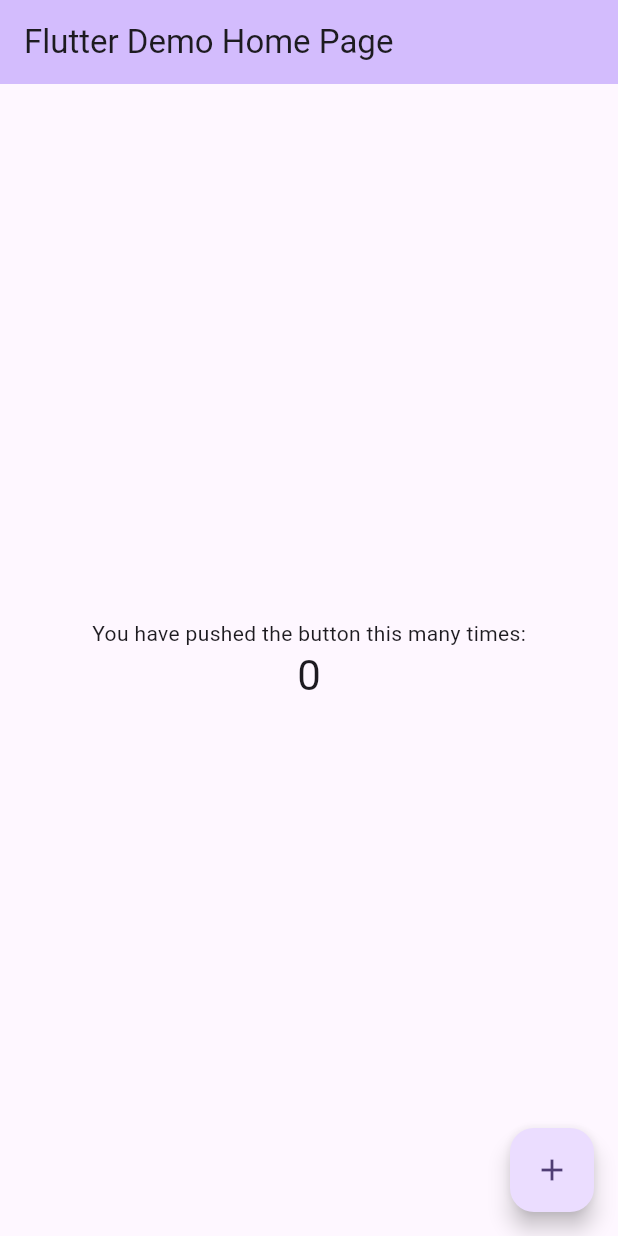
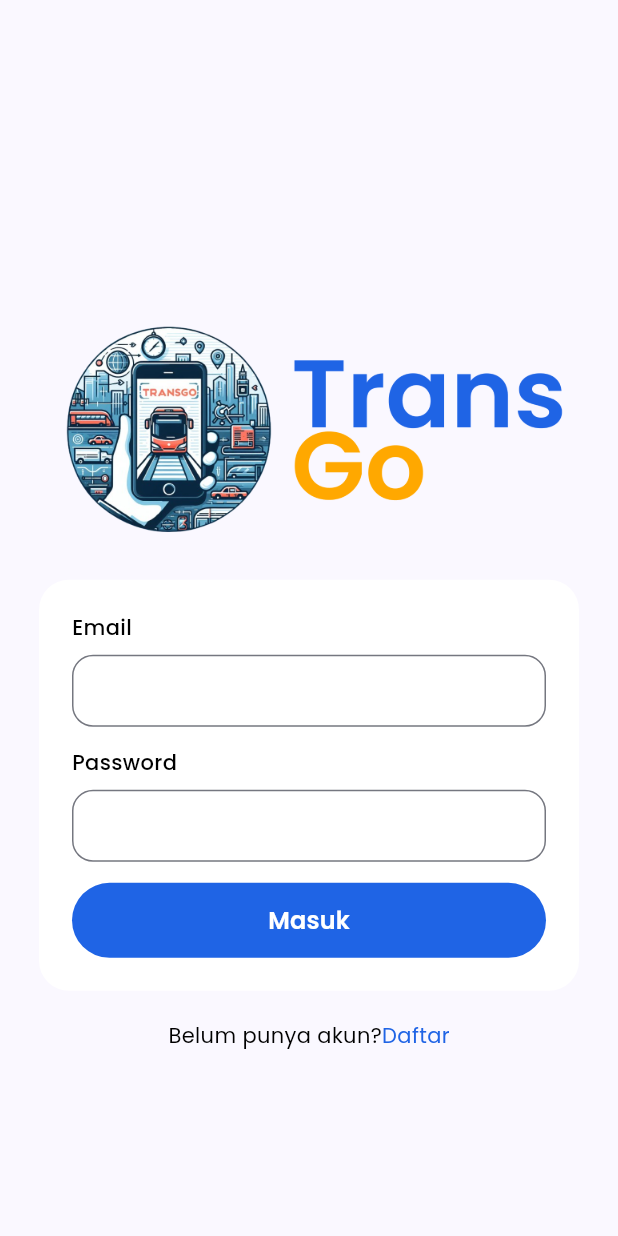
Before and after one commit to BurgaCompany/002-DataCraftz-Mobile, a Flutter app: the screen it shows after launch, on a phone screen of 412 x 824 dp. Run offline on Flutter 3.47's test engine with Material 3 defaults, Android fonts, the phone set to English and light mode, and no system bars; our stand-ins replace flutter_screenutil, font_awesome_flutter, google_fonts, google_nav_bar.

```diff
--- /dev/null
+++ b/lib/constant/routes.dart
@@ -0,0 +1,11 @@
+import 'package:datacraftz_mobile/views/screen/page/base_page.dart';
+import 'package:datacraftz_mobile/views/screen/page/login_page.dart';
+import 'package:datacraftz_mobile/views/screen/page/register_page.dart';
+import 'package:datacraftz_mobile/views/screen/page/splash_page.dart';
+
+dynamic routes = {
+  SpalshScreenPage.routeName: (context) => const SpalshScreenPage(),
+  BasePage.routeName: (context) => const BasePage(),
+  LoginPage.routeName: (context) => const LoginPage(),
+  RegisterPage.routeName: (context) => const RegisterPage(),
+};
--- /dev/null
+++ b/lib/constant/theme.dart
@@ -0,0 +1,55 @@
+import 'package:flutter/material.dart';
+import 'package:google_fonts/google_fonts.dart';
+
+String tittleApp = "TransGo";
+
+Color primaryColor = const Color(0xFF1F64E5);
+Color lightColor = const Color(0xFFF6F8FB);
+Color greyColor = const Color(0xFF6F6F6F);
+Color whiteColor = const Color(0xFFFFFFFF);
+Color redColor = const Color(0xFFF86E6E);
+Color orangeColor = const Color(0xFFFFA800);
+Color blackColor = const Color(0xFF000000);
+
+TextStyle primaryTextStyle = GoogleFonts.poppins(
+  color: primaryColor,
+);
+TextStyle blackTextStyle = GoogleFonts.poppins(
+  color: blackColor,
+);
+
+TextStyle whiteTextStyle = GoogleFonts.poppins(
+  color: whiteColor,
+);
+
+TextStyle greyTextStyle = GoogleFonts.poppins(
+  color: greyColor,
+);
+
+TextStyle redTextStyle = GoogleFonts.poppins(
+  color: redColor,
+);
+
+TextStyle orangeTextStyle = GoogleFonts.poppins(
+  color: orangeColor,
+);
+
+FontWeight light = FontWeight.w300;
+FontWeight regular = FontWeight.w400;
+FontWeight medium = FontWeight.w500;
+FontWeight semiBold = FontWeight.w600;
+FontWeight bold = FontWeight.w700;
+
+class DevicesSettings {
+  static double getHeigth(BuildContext context) {
+    return MediaQuery.of(context).size.height;
+  }
+
+  static double getWidth(BuildContext context) {
+    return MediaQuery.of(context).size.width;
+  }
+
+  static double getTextSize(BuildContext context) {
+    return MediaQuery.textScalerOf(context).scale(1);
+  }
+}
--- /dev/null
+++ b/lib/core/provider/page_switcher_provider.dart
@@ -0,0 +1,12 @@
+import 'package:flutter/foundation.dart';
+
+class PageIndexProvider extends ChangeNotifier {
+  int _pageIndex = 0;
+
+  int get pageIndex => _pageIndex;
+
+  void setPageIndex(int index) {
+    _pageIndex = index;
+    notifyListeners();
+  }
+}
--- a/lib/main.dart
+++ b/lib/main.dart
@@ -1,4 +1,9 @@
+import 'package:datacraftz_mobile/constant/routes.dart';
+import 'package:datacraftz_mobile/constant/theme.dart';
+import 'package:datacraftz_mobile/core/provider/page_switcher_provider.dart';
 import 'package:flutter/material.dart';
+import 'package:flutter_screenutil/flutter_screenutil.dart';
+import 'package:provider/provider.dart';
 
 void main() {
   runApp(const MyApp());
@@ -10,116 +15,25 @@ class MyApp extends StatelessWidget {
   // This widget is the root of your application.
   @override
   Widget build(BuildContext context) {
-    return MaterialApp(
-      title: 'Flutter Demo',
-      theme: ThemeData(
-        // This is the theme of your application.
-        //
-        // TRY THIS: Try running your application with "flutter run". You'll see
-        // the application has a purple toolbar. Then, without quitting the app,
-        // try changing the seedColor in the colorScheme below to Colors.green
-        // and then invoke "hot reload" (save your changes or press the "hot
-        // reload" button in a Flutter-supported IDE, or press "r" if you used
-        // the command line to start the app).
-        //
-        // Notice that the counter didn't reset back to zero; the application
-        // state is not lost during the reload. To reset the state, use hot
-        // restart instead.
-        //
-        // This works for code too, not just values: Most code changes can be
-        // tested with just a hot reload.
-        colorScheme: ColorScheme.fromSeed(seedColor: Colors.deepPurple),
-        useMaterial3: true,
-      ),
-      home: const MyHomePage(title: 'Flutter Demo Home Page'),
+    return ScreenUtilInit(
+      minTextAdapt: true,
+      builder: (context, child) {
+        return MultiProvider(
+          providers: [
+            ChangeNotifierProvider(create: (_) => PageIndexProvider()),
+          ],
+          child: MaterialApp(
+            debugShowCheckedModeBanner: false,
+            title: tittleApp,
+            theme: ThemeData(
+              colorScheme: ColorScheme.fromSeed(seedColor: primaryColor),
+              useMaterial3: true,
+            ),
+            initialRoute: '/',
+            routes: routes,
+          ),
+        );
+      },
     );
   }
 }
-
-class MyHomePage extends StatefulWidget {
-  const MyHomePage({super.key, required this.title});
-
-  // This widget is the home page of your application. It is stateful, meaning
-  // that it has a State object (defined below) that contains fields that affect
-  // how it looks.
-
-  // This class is the configuration for the state. It holds the values (in this
-  // case the title) provided by the parent (in this case the App widget) and
-  // used by the build method of the State. Fields in a Widget subclass are
-  // always marked "final".
-
-  final String title;
-
-  @override
-  State<MyHomePage> createState() => _MyHomePageState();
-}
-
-class _MyHomePageState extends State<MyHomePage> {
-  int _counter = 0;
-
-  void _incrementCounter() {
-    setState(() {
-      // This call to setState tells the Flutter framework that something has
-      // changed in this State, which causes it to rerun the build method below
-      // so that the display can reflect the updated values. If we changed
-      // _counter without calling setState(), then the build method would not be
-      // called again, and so nothing would appear to happen.
-      _counter++;
-    });
-  }
-
-  @override
-  Widget build(BuildContext context) {
-    // This method is rerun every time setState is called, for instance as done
-    // by the _incrementCounter method above.
-    //
-    // The Flutter framework has been optimized to make rerunning build methods
-    // fast, so that you can just rebuild anything that needs updating rather
-    // than having to individually change instances of widgets.
-    return Scaffold(
-      appBar: AppBar(
-        // TRY THIS: Try changing the color here to a specific color (to
-        // Colors.amber, perhaps?) and trigger a hot reload to see the AppBar
-        // change color while the other colors stay the same.
-        backgroundColor: Theme.of(context).colorScheme.inversePrimary,
-        // Here we take the value from the MyHomePage object that was created by
-        // the App.build method, and use it to set our appbar title.
-        title: Text(widget.title),
-      ),
-      body: Center(
-        // Center is a layout widget. It takes a single child and positions it
-        // in the middle of the parent.
-        child: Column(
-          // Column is also a layout widget. It takes a list of children and
-          // arranges them vertically. By default, it sizes itself to fit its
-          // children horizontally, and tries to be as tall as its parent.
-          //
-          // Column has various properties to control how it sizes itself and
-          // how it positions its children. Here we use mainAxisAlignment to
-          // center the children vertically; the main axis here is the vertical
-          // axis because Columns are vertical (the cross axis would be
-          // horizontal).
-          //
-          // TRY THIS: Invoke "debug painting" (choose the "Toggle Debug Paint"
-          // action in the IDE, or press "p" in the console), to see the
-          // wireframe for each widget.
-          mainAxisAlignment: MainAxisAlignment.center,
-          children: <Widget>[
-            const Text(
-              'You have pushed the button this many times:',
-            ),
-            Text(
-              '$_counter',
-              style: Theme.of(context).textTheme.headlineMedium,
-            ),
-          ],
-        ),
-      ),
-      floatingActionButton: FloatingActionButton(
-        onPressed: _incrementCounter,
-        tooltip: 'Increment',
-        child: const Icon(Icons.add),
-      ), // This trailing comma makes auto-formatting nicer for build methods.
-    );
-  }
-}
--- /dev/null
+++ b/lib/views/screen/page/login_page.dart
@@ -0,0 +1,101 @@
+import 'package:datacraftz_mobile/constant/theme.dart';
+import 'package:datacraftz_mobile/views/screen/page/base_page.dart';
+import 'package:datacraftz_mobile/views/screen/page/register_page.dart';
+import 'package:datacraftz_mobile/views/widgets/button_widget.dart';
+import 'package:datacraftz_mobile/views/widgets/form_widget.dart';
+import 'package:flutter/material.dart';
+
+class LoginPage extends StatefulWidget {
+  static const String routeName = '/login-page';
+  const LoginPage({super.key});
+
+  @override
+  State<LoginPage> createState() => _LoginPageState();
+}
+
+class _LoginPageState extends State<LoginPage> {
+  final TextEditingController emailController = TextEditingController();
+  final TextEditingController passwordController = TextEditingController();
+
+  @override
+  Widget build(BuildContext context) {
+    return Scaffold(
+      body: SingleChildScrollView(
+        child: Padding(
+          padding: const EdgeInsets.symmetric(horizontal: 26),
+          child: Column(
+            crossAxisAlignment: CrossAxisAlignment.center,
+            children: [
+              SizedBox(
+                height: DevicesSettings.getHeigth(context) / 4,
+              ),
+              Image.asset(
+                'assets/ic_first.png',
+                width: DevicesSettings.getWidth(context) / 1.2,
+              ),
+              SizedBox(
+                height: DevicesSettings.getHeigth(context) / 40,
+              ),
+              Container(
+                padding: const EdgeInsets.all(22),
+                decoration: BoxDecoration(
+                  color: whiteColor,
+                  borderRadius: BorderRadius.circular(20),
+                ),
+                child: Column(
+                  children: [
+                    CustomFormField(
+                      title: 'Email',
+                      controller: emailController,
+                    ),
+                    const SizedBox(
+                      height: 14,
+                    ),
+                    CustomFormField(
+                      title: 'Password',
+                      controller: passwordController,
+                    ),
+                    const SizedBox(
+                      height: 14,
+                    ),
+                    CustomFilledButton(
+                      title: 'Masuk',
+                      onPressed: () {
+                        Navigator.pushNamed(context, BasePage.routeName);
+                      },
+                    )
+                  ],
+                ),
+              ),
+              const SizedBox(
+                height: 20,
+              ),
+              GestureDetector(
+                onTap: () {
+                  Navigator.pushNamed(context, RegisterPage.routeName);
+                },
+                child: Row(
+                  mainAxisAlignment: MainAxisAlignment.center,
+                  children: [
+                    Text(
+                      'Belum punya akun?',
+                      style: blackTextStyle.copyWith(
+                        fontSize: 14,
+                      ),
+                    ),
+                    Text(
+                      'Daftar',
+                      style: primaryTextStyle.copyWith(
+                        fontSize: 14,
+                      ),
+                    ),
+                  ],
+                ),
+              ),
+            ],
+          ),
+        ),
+      ),
+    );
+  }
+}
--- /dev/null
+++ b/lib/views/widgets/button_widget.dart
@@ -0,0 +1,41 @@
+import 'package:datacraftz_mobile/constant/theme.dart';
+import 'package:flutter/material.dart';
+
+class CustomFilledButton extends StatelessWidget {
+  final String title;
+  final double width;
+  final double height;
+  final VoidCallback? onPressed;
+
+  const CustomFilledButton({
+    super.key,
+    required this.title,
+    this.width = double.infinity,
+    this.height = 50,
+    this.onPressed,
+  });
+
+  @override
+  Widget build(BuildContext context) {
+    return SizedBox(
+      width: width,
+      height: height,
+      child: TextButton(
+        onPressed: onPressed,
+        style: TextButton.styleFrom(
+          backgroundColor: primaryColor,
+          shape: RoundedRectangleBorder(
+            borderRadius: BorderRadius.circular(56),
+          ),
+        ),
+        child: Text(
+          title,
+          style: whiteTextStyle.copyWith(
+            fontSize: 16,
+            fontWeight: semiBold,
+          ),
+        ),
+      ),
+    );
+  }
+}
--- /dev/null
+++ b/lib/views/widgets/form_widget.dart
@@ -0,0 +1,54 @@
+import 'package:datacraftz_mobile/constant/theme.dart';
+import 'package:flutter/material.dart';
+
+class CustomFormField extends StatelessWidget {
+  final String title;
+  final bool obscureText;
+  final TextEditingController? controller;
+  final TextInputType? textInputType;
+  final bool isShowTitle;
+  final Function(String)? onFieldSubmitted;
+
+  const CustomFormField({
+    super.key,
+    required this.title,
+    this.obscureText = false,
+    this.controller,
+    this.textInputType,
+    this.isShowTitle = true,
+    this.onFieldSubmitted,
+  });
+
+  @override
+  Widget build(BuildContext context) {
+    return Column(
+      crossAxisAlignment: CrossAxisAlignment.start,
+      children: [
+        if (isShowTitle)
+          Text(
+            title,
+            style: blackTextStyle.copyWith(
+              fontWeight: medium,
+            ),
+          ),
+        if (isShowTitle)
+          const SizedBox(
+            height: 8,
+          ),
+        TextFormField(
+          obscureText: obscureText,
+          controller: controller,
+          keyboardType: textInputType,
+          decoration: InputDecoration(
+            hintText: !isShowTitle ? title : null,
+            border: OutlineInputBorder(
+              borderRadius: BorderRadius.circular(14),
+            ),
+            contentPadding: const EdgeInsets.all(12),
+          ),
+          onFieldSubmitted: onFieldSubmitted,
+        ),
+      ],
+    );
+  }
+}
```
Also changed, not shown: lib/views/screen/page/base_page.dart (added, +80 -0 lines), lib/views/screen/page/register_page.dart (added, +97 -0 lines), lib/views/screen/page/splash_page.dart (added, +68 -0 lines), pubspec.yaml (+10 -5 lines), assets/ic_app.png (added), assets/ic_first.png (added), pubspec.lock.
